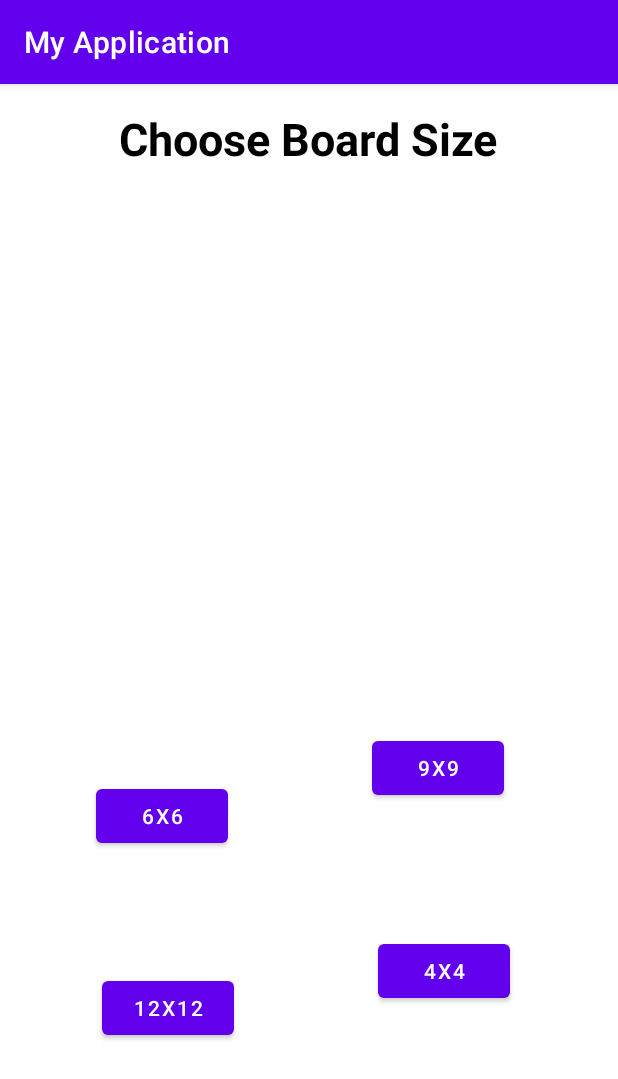
After one commit to Miikexx/WordSudokuApp, an Android app: the preGameScreen screen opened directly, with no data from a screen before it, on a phone screen of 412 x 824 dp. The commit adds this screen. Shown: the top 1079 px of the screen. Run offline under Robolectric (Android 15) with nearby library versions, the phone set to English and light mode, and no system bars.

Commit message:
feature game screen initial

```diff
--- a/app/build.gradle
+++ b/app/build.gradle
@@ -26,6 +26,9 @@ android {
         sourceCompatibility JavaVersion.VERSION_1_8
         targetCompatibility JavaVersion.VERSION_1_8
     }
+    buildFeatures {
+        viewBinding true
+    }
 }
 
 dependencies {
@@ -34,6 +37,8 @@ dependencies {
     implementation 'com.google.android.material:material:1.5.0'
     implementation 'androidx.constraintlayout:constraintlayout:2.1.3'
     implementation 'androidx.gridlayout:gridlayout:1.0.0'
+    implementation 'androidx.navigation:navigation-fragment:2.4.1'
+    implementation 'androidx.navigation:navigation-ui:2.4.1'
     testImplementation 'org.junit.jupiter:junit-jupiter:5.9.2'
     testImplementation 'junit:junit:4.12'
     androidTestImplementation 'androidx.test.espresso:espresso-core:3.4.0'
--- a/app/src/main/java/com/example/myapplication/MainActivity.java
+++ b/app/src/main/java/com/example/myapplication/MainActivity.java
@@ -39,7 +39,7 @@ public class MainActivity extends AppCompatActivity {
             //Description: overrides onClick method in order to switch from main activity to startgame activity
             //this calls startgame.java which holds the logic for the game board and game
             public void onClick(View view) {
-                Intent intent = new Intent(MainActivity.this, StartGame.class);
+                Intent intent = new Intent(MainActivity.this, preGameScreen.class);
                 startActivity(intent);
             }
         });
--- /dev/null
+++ b/app/src/main/java/com/example/myapplication/preGameScreen.java
@@ -0,0 +1,81 @@
+package com.example.myapplication;
+
+import androidx.appcompat.app.AppCompatActivity;
+
+import android.content.Intent;
+import android.os.Bundle;
+import android.view.View;
+import android.widget.Button;
+
+public class preGameScreen extends AppCompatActivity {
+
+    Button button12x12;
+
+    Button button9x9;
+    Button button6x6;
+    Button button4x4;
+
+    int gridSize;
+    @Override
+    protected void onCreate(Bundle savedInstanceState) {
+        super.onCreate(savedInstanceState);
+        setContentView(R.layout.activity_pre_game_screen);
+
+        button12x12 = findViewById(R.id.button12x12);
+
+        button9x9 = findViewById(R.id.button9x9);
+
+        button6x6 = findViewById(R.id.button6x6);
+
+        button4x4 = findViewById(R.id.button4x4);
+
+        button9x9.setOnClickListener(new View.OnClickListener() {
+            //Description: overrides onClick method in order to switch from main activity to startgame activity
+            //this calls startgame.java which holds the logic for the game board and game
+            @Override
+            public void onClick(View view) {
+                Intent grid9x9 = new Intent(preGameScreen.this, StartGame.class);
+                gridSize = 9;
+                grid9x9.putExtra("gridSizeTag",gridSize);
+                startActivity(grid9x9);
+            }
+        });
+
+        button12x12.setOnClickListener(new View.OnClickListener() {
+            //Description: overrides onClick method in order to switch from main activity to startgame activity
+            //this calls startgame.java which holds the logic for the game board and game
+            @Override
+            public void onClick(View view) {
+                Intent grid12x12 = new Intent(preGameScreen.this, StartGame.class);
+                gridSize = 12;
+                grid12x12.putExtra("gridSizeTag",gridSize);
+                startActivity(grid12x12);
+            }
+        });
+
+        button6x6.setOnClickListener(new View.OnClickListener() {
+            //Description: overrides onClick method in order to switch from main activity to startgame activity
+            //this calls startgame.java which holds the logic for the game board and game
+            @Override
+            public void onClick(View view) {
+                Intent grid6x6 = new Intent(preGameScreen.this, StartGame.class);
+                gridSize = 6;
+                grid6x6.putExtra("gridSizeTag",gridSize);
+                startActivity(grid6x6);
+            }
+        });
+
+        button4x4.setOnClickListener(new View.OnClickListener() {
+            //Description: overrides onClick method in order to switch from main activity to startgame activity
+            //this calls startgame.java which holds the logic for the game board and game
+            @Override
+            public void onClick(View view) {
+                Intent grid4x4 = new Intent(preGameScreen.this, StartGame.class);
+                gridSize = 4;
+                grid4x4.putExtra("gridSizeTag",gridSize);
+                startActivity(grid4x4);
+            }
+        });
+
+    }
+}
--- /dev/null
+++ b/app/src/main/res/layout/activity_pre_game_screen.xml
@@ -0,0 +1,72 @@
+<?xml version="1.0" encoding="utf-8"?>
+<androidx.constraintlayout.widget.ConstraintLayout xmlns:android="http://schemas.android.com/apk/res/android"
+    xmlns:app="http://schemas.android.com/apk/res-auto"
+    xmlns:tools="http://schemas.android.com/tools"
+    android:layout_width="match_parent"
+    android:layout_height="match_parent"
+    tools:context=".preGameScreen">
+
+    <Button
+        android:id="@+id/button12x12"
+        android:layout_width="wrap_content"
+        android:layout_height="wrap_content"
+        android:layout_marginStart="68dp"
+        android:layout_marginBottom="128dp"
+        android:text="12x12"
+        app:layout_constraintBottom_toBottomOf="parent"
+        app:layout_constraintEnd_toStartOf="@+id/button4x4"
+        app:layout_constraintHorizontal_bias="0.0"
+        app:layout_constraintStart_toStartOf="parent"
+        app:layout_constraintVertical_bias="0.393" />
+
+    <Button
+        android:id="@+id/button9x9"
+        android:layout_width="wrap_content"
+        android:layout_height="wrap_content"
+        android:layout_marginTop="432dp"
+        android:text="9x9"
+        app:layout_constraintEnd_toEndOf="parent"
+        app:layout_constraintHorizontal_bias="0.766"
+        app:layout_constraintStart_toStartOf="parent"
+        app:layout_constraintTop_toTopOf="parent" />
+
+    <Button
+        android:id="@+id/button6x6"
+        android:layout_width="wrap_content"
+        android:layout_height="wrap_content"
+        android:layout_marginEnd="96dp"
+        android:layout_marginBottom="80dp"
+        android:text="6x6"
+        app:layout_constraintBottom_toTopOf="@+id/button12x12"
+        app:layout_constraintEnd_toStartOf="@+id/button9x9"
+        app:layout_constraintHorizontal_bias="1.0"
+        app:layout_constraintStart_toStartOf="parent"
+        app:layout_constraintTop_toTopOf="parent"
+        app:layout_constraintVertical_bias="1.0" />
+
+    <Button
+        android:id="@+id/button4x4"
+        android:layout_width="wrap_content"
+        android:layout_height="wrap_content"
+        android:layout_marginEnd="72dp"
+        android:text="4x4"
+        app:layout_constraintBottom_toBottomOf="parent"
+        app:layout_constraintEnd_toEndOf="parent"
+        app:layout_constraintHorizontal_bias="0.496"
+        app:layout_constraintTop_toBottomOf="@+id/button9x9"
+        app:layout_constraintVertical_bias="0.364" />
+
+    <TextView
+        android:id="@+id/textView2"
+        android:layout_width="wrap_content"
+        android:layout_height="43dp"
+        android:layout_marginTop="16dp"
+        android:text="Choose Board Size"
+        android:textColor="@color/black"
+        android:textSize="30dp"
+        android:textStyle="bold"
+        app:layout_constraintEnd_toEndOf="parent"
+        app:layout_constraintHorizontal_bias="0.496"
+        app:layout_constraintStart_toStartOf="parent"
+        app:layout_constraintTop_toTopOf="parent" />
+</androidx.constraintlayout.widget.ConstraintLayout>
--- /dev/null
+++ b/app/src/main/res/values-land/dimens.xml
@@ -0,0 +1,3 @@
+<resources>
+      <dimen name="fab_margin">48dp</dimen>
+   </resources>
--- /dev/null
+++ b/app/src/main/res/values-w1240dp/dimens.xml
@@ -0,0 +1,3 @@
+<resources>
+      <dimen name="fab_margin">200dp</dimen>
+   </resources>
--- /dev/null
+++ b/app/src/main/res/values-w600dp/dimens.xml
@@ -0,0 +1,3 @@
+<resources>
+      <dimen name="fab_margin">48dp</dimen>
+   </resources>
--- /dev/null
+++ b/app/src/main/res/values/dimens.xml
@@ -0,0 +1,3 @@
+<resources>
+      <dimen name="fab_margin">16dp</dimen>
+   </resources>
```
Also changed, not shown: app/src/main/AndroidManifest.xml (+9 -6 lines), app/src/main/java/com/example/myapplication/StartGame.java (+17 -3 lines), app/src/main/res/navigation/nav_graph.xml (added, +28 -0 lines), app/src/main/res/values/strings.xml (+9 -0 lines), app/src/main/res/values/themes.xml (+7 -0 lines).
